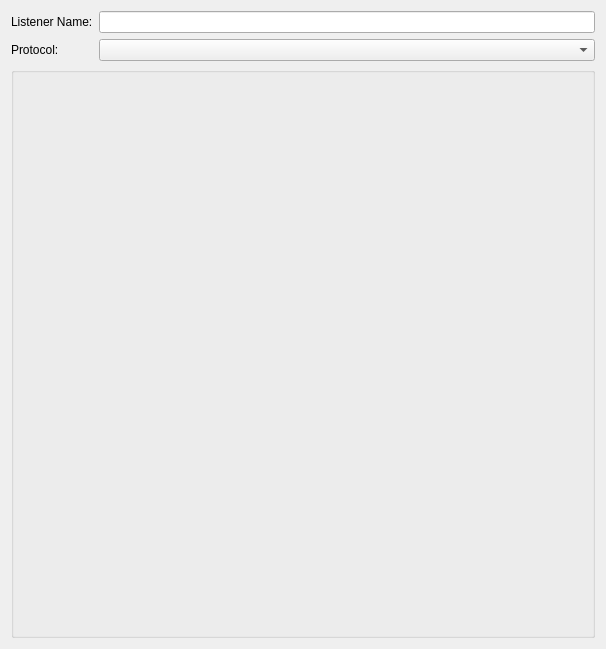
Before: the Qt Designer form client/data/design/HavocListener.ui in tree-chtsec/Havoc, drawn with Qt 5.
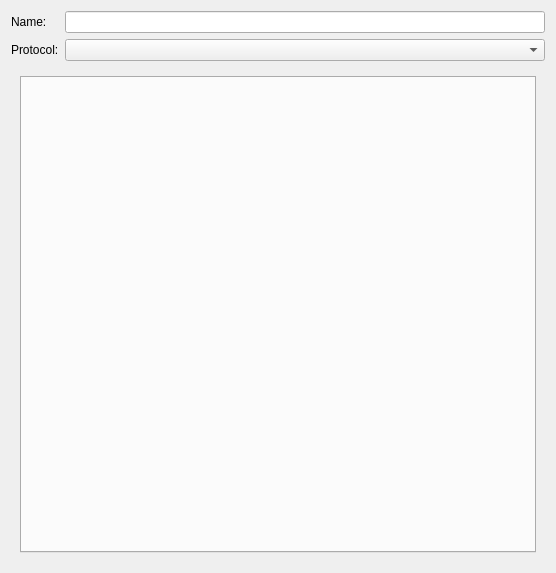
After: the same form once the commit is applied.

Diff of the .ui file:
```diff
--- a/client/data/design/HavocListener.ui
+++ b/client/data/design/HavocListener.ui
@@ -1,13 +1,13 @@
 <?xml version="1.0" encoding="UTF-8"?>
 <ui version="4.0">
  <class>HavocListener</class>
- <widget class="QDialog" name="HavocListener">
+ <widget class="QWidget" name="HavocListener">
   <property name="geometry">
    <rect>
     <x>0</x>
     <y>0</y>
-    <width>606</width>
-    <height>649</height>
+    <width>556</width>
+    <height>573</height>
    </rect>
   </property>
   <property name="windowTitle">
@@ -17,7 +17,7 @@
    <item row="0" column="0">
     <widget class="QLabel" name="LabelListenerName">
      <property name="text">
-      <string>Listener Name:</string>
+      <string>Name:</string>
      </property>
     </widget>
    </item>
@@ -35,10 +35,18 @@
     <widget class="QComboBox" name="ComboProtocol"/>
    </item>
    <item row="2" column="0" colspan="2">
-    <widget class="QGroupBox" name="GroupOptions">
-     <property name="title">
-      <string/>
-     </property>
+    <widget class="QStackedWidget" name="StackedProtocols">
+     <widget class="QWidget" name="Page">
+      <layout class="QGridLayout" name="gridLayout_2">
+       <item row="0" column="0">
+        <widget class="QTabWidget" name="TabOptions">
+         <property name="currentIndex">
+          <number>-1</number>
+         </property>
+        </widget>
+       </item>
+      </layout>
+     </widget>
     </widget>
    </item>
   </layout>
```
Left out of the diff: 6 changed lines with no effect on the pictures.
